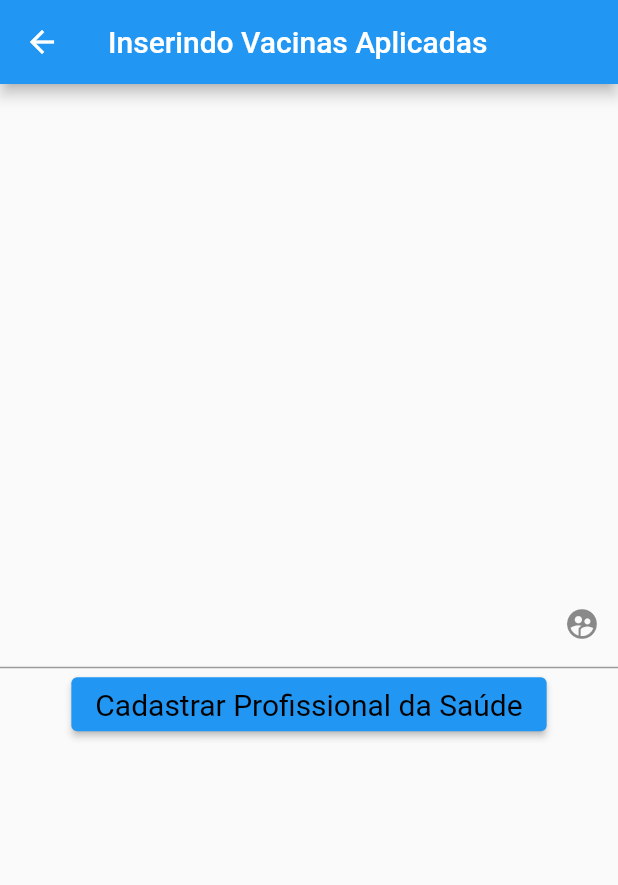
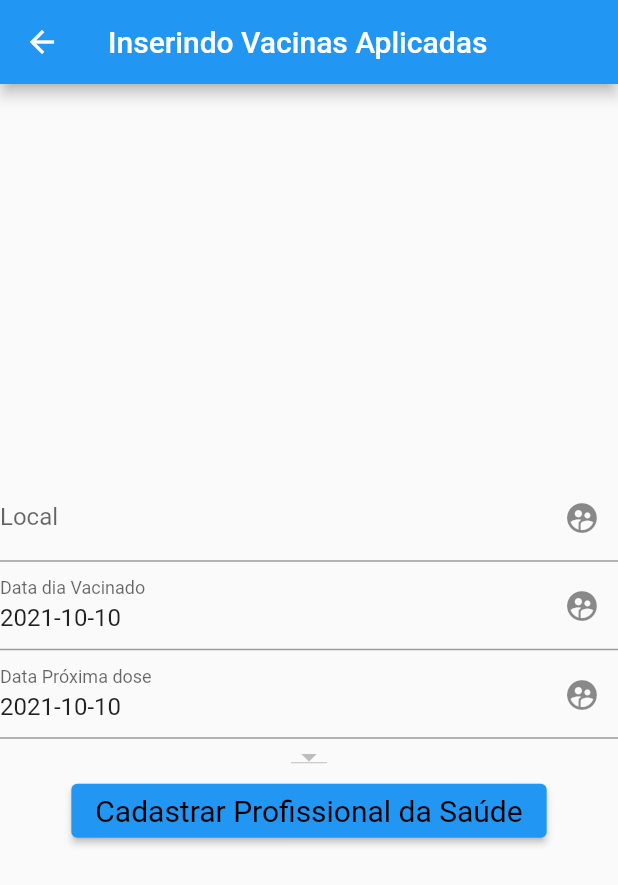
Before and after one commit to marconapppo/CarteiraVacinacao, a Flutter app: the InserindoVacinasAplicadas screen opened directly with empty values, after a tap on "Cadastrar Profissional da Saúde", on a phone screen of 412 x 824 dp. Shown: the top 885 px of the screen. Run offline on Flutter 3.47's test engine with Material 2 defaults, Android fonts, the phone set to English and light mode, and no system bars; missing offline and left inert: postgres.

Commit message:
Registro_vacinacao tabela finalizada

```diff
--- a/lib/banco/bancoFlutterDocs.dart
+++ b/lib/banco/bancoFlutterDocs.dart
@@ -82,6 +82,16 @@ class DatabaseHelper {
     return resultado;
   }
 
+  Future<List<String>> getAllVacinaNome() async {
+    PostgreSQLConnection db = await instance.database;
+    var results = await db.query('SELECT NOME_VACINA FROM VACINA');
+    List<String> resutado = new List<String>();
+    for (var row in results) {
+      resutado.add(row[0].toString());
+    }
+    return resutado;
+  }
+
   Future<void> inserirVacina(Vacina vacina) async {
     PostgreSQLConnection db = await instance.database;
     await db.query(
@@ -154,6 +164,37 @@ class DatabaseHelper {
             "')");
   }
 
+  Future<void> inserirRegistroVacinacao(
+      String local,
+      String dataVacinado,
+      String dataProxDose,
+      String nomeVacina,
+      String nomePaciente,
+      String profissionalCpf) async {
+    PostgreSQLConnection db = await instance.database;
+    await db.query(
+        "INSERT INTO REGISTRO_VACINACAO ( LOCAL, DATA_VACINADO, DATA_PROX_DOSE, VACINA_ID, PACIENTE_ID, PROFISSIONAL_SAUDE_ID) " +
+            "VALUES ('" +
+            local +
+            "', '" +
+            dataVacinado +
+            "', '" +
+            dataProxDose +
+            "', (" +
+            "SELECT VACINA_ID FROM VACINA WHERE NOME_VACINA LIKE '" +
+            nomeVacina +
+            "'" +
+            "), (" +
+            "SELECT PACIENTE_ID FROM PACIENTE WHERE NOME LIKE '" +
+            nomePaciente +
+            "'" +
+            "), (" +
+            "SELECT PROFISSIONAL_SAUDE_ID FROM PROFISSIONAL_SAUDE WHERE CPF LIKE '" +
+            profissionalCpf +
+            "'" +
+            "))");
+  }
+
   Future<bool> getUsuarioProfissional(String cpf, String senha) async {
     PostgreSQLConnection db = await instance.database;
     var result = await db.query(
@@ -188,7 +229,4 @@ class DatabaseHelper {
     }
     return false;
   }
-
-  Future<void> registroVacinacao(
-      String nomePaciente, String nomeVacina) async {}
 }
--- a/lib/gerenciarVacinas/inserindoInformacaoVacina.dart
+++ b/lib/gerenciarVacinas/inserindoInformacaoVacina.dart
@@ -7,7 +7,7 @@ class InserindoInformacaoVacina extends StatelessWidget {
   Widget build(BuildContext context) {
     return Scaffold(
       appBar: AppBar(
-        title: const Text("Inserindo Paciente"),
+        title: const Text("Inserindo Vacina"),
       ),
       body: InserindoInformacaoVacinaMenu(),
     );
--- a/lib/main.dart
+++ b/lib/main.dart
@@ -29,7 +29,7 @@ class MainMenuProfissional extends StatelessWidget {
   Widget build(BuildContext context) {
     return Scaffold(
       appBar: AppBar(
-        title: const Text("Carteira"),
+        title: const Text("Carteira do Profissional de Saúde"),
       ),
       body: Menu(),
     );
--- a/lib/models/UserCpf.dart
+++ b/lib/models/UserCpf.dart
@@ -1,3 +1,3 @@
-library vacina.teste;
+library vacina.user;
 
 String cpf;
--- a/lib/models/models.dart
+++ b/lib/models/models.dart
@@ -31,9 +31,3 @@ class Vacina {
   Vacina(this.nome, this.idVac, this.lote, this.validade, this.quantidade,
       this.nomeLab);
 }
-
-class Usuario {
-  final String cpf;
-
-  Usuario(this.cpf);
-}
--- a/lib/vacinasAplicadas/inserindoVacinasAplicadas.dart
+++ b/lib/vacinasAplicadas/inserindoVacinasAplicadas.dart
@@ -1,4 +1,6 @@
 import 'package:flutter/material.dart';
+import 'package:intl/intl.dart';
+import 'package:vacina/banco/bancoFlutterDocs.dart';
 import 'package:vacina/models/models.dart';
 
 import 'package:vacina/models/UserCpf.dart' as user;
@@ -32,6 +34,37 @@ class _InserindoVacinasAplicadasMenu
     extends State<InserindoVacinasAplicadasMenu> {
   _InserindoVacinasAplicadasMenu(this.namePaciente);
 
+  //controller
+  TextEditingController localVacinaController = new TextEditingController();
+  TextEditingController dataVacinadoController = new TextEditingController()
+    ..text = DateFormat('yyyy-MM-dd').format(DateTime.now());
+  TextEditingController dataProxDoseController = new TextEditingController()
+    ..text = DateFormat('yyyy-MM-dd').format(DateTime.now());
+  final dataFormat = new DateFormat('yyyy-MM-dd');
+  DateTime _dataVacinado;
+  DateTime _dataProxDose;
+
+  //comboBox
+  List<DropdownMenuItem<String>> _dropDownMenuItems;
+  String _currentVac;
+
+  //listas
+  List<String> _listVac;
+
+  final dbHelper = DatabaseHelper.instance;
+
+  @override
+  initState() {
+    dbHelper.getAllVacinaNome().then((value) {
+      setState(() {
+        _listVac = value;
+        _dropDownMenuItems = getDropDownMenuItems(_listVac);
+        _currentVac = _dropDownMenuItems[0].value;
+      });
+    });
+    super.initState();
+  }
+
   final String namePaciente;
   @override
   Widget build(BuildContext context) {
@@ -40,9 +73,55 @@ class _InserindoVacinasAplicadasMenu
         mainAxisSize: MainAxisSize.min,
         children: <Widget>[
           TextField(
+            controller: localVacinaController,
             decoration: InputDecoration(
-                labelText: namePaciente,
+                labelText: 'Local',
                 suffixIcon: Icon(Icons.supervised_user_circle)),
+          ),
+          TextField(
+            controller: dataVacinadoController,
+            decoration: InputDecoration(
+              labelText: 'Data dia Vacinado',
+              suffixIcon: Icon(Icons.supervised_user_circle),
+            ),
+            onTap: () {
+              showDatePicker(
+                      context: context,
+                      initialDate: DateTime.now(),
+                      firstDate: DateTime(2001),
+                      lastDate: DateTime(2030))
+                  .then((value) {
+                _dataVacinado = value;
+                dataVacinadoController..text = dataFormat.format(_dataVacinado);
+              });
+            },
+          ),
+          TextField(
+            controller: dataProxDoseController,
+            decoration: InputDecoration(
+              labelText: 'Data Próxima dose',
+              suffixIcon: Icon(Icons.supervised_user_circle),
+            ),
+            onTap: () {
+              showDatePicker(
+                      context: context,
+                      initialDate: DateTime.now(),
+                      firstDate: DateTime(2001),
+                      lastDate: DateTime(2030))
+                  .then((value) {
+                _dataProxDose = value;
+                dataProxDoseController..text = dataFormat.format(_dataProxDose);
+              });
+            },
+          ),
+          DropdownButton(
+            value: _currentVac,
+            items: _dropDownMenuItems,
+            onChanged: (value) {
+              setState(() {
+                _currentVac = value;
+              });
+            },
           ),
           ElevatedButton(
             style: TextButton.styleFrom(
@@ -51,8 +130,13 @@ class _InserindoVacinasAplicadasMenu
               textStyle: const TextStyle(fontSize: 20),
             ),
             onPressed: () {
-              //print(usuario.cpf);
-              print(user.cpf);
+              dbHelper.inserirRegistroVacinacao(
+                  localVacinaController.text,
+                  dataVacinadoController.text,
+                  dataProxDoseController.text,
+                  _currentVac.toString(),
+                  namePaciente,
+                  user.cpf);
             },
             child: const Text('Cadastrar Profissional da Saúde'),
           )
@@ -61,3 +145,13 @@ class _InserindoVacinasAplicadasMenu
     );
   }
 }
+
+List<DropdownMenuItem<String>> getDropDownMenuItems(List<String> listVac) {
+  List<DropdownMenuItem<String>> items = new List();
+  print("ola");
+  for (String item in listVac) {
+    print(item);
+    items.add(new DropdownMenuItem(value: item, child: new Text(item)));
+  }
+  return items;
+}
```
